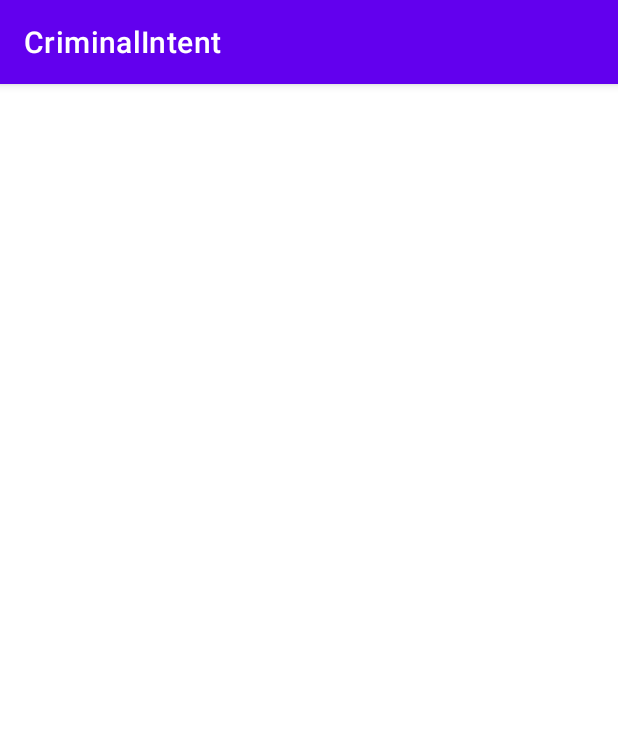
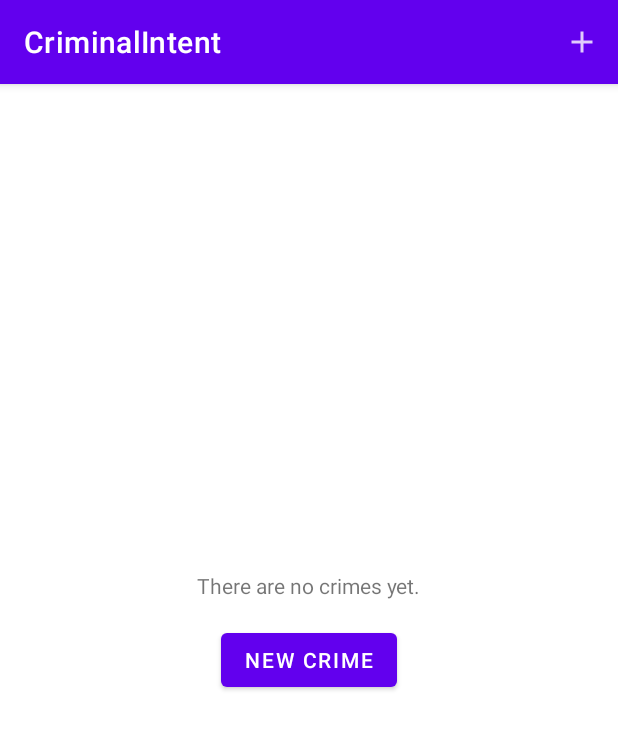
Before and after one commit to denesdavid/TheBigNerdRanchGuide-4thEdition-CriminalIntent, an Android app: the screen it shows after launch (MainActivity), on a phone screen of 412 x 824 dp. Shown: the top 729 px of the screen. Run offline under Robolectric (Android 15) with nearby library versions, the phone set to English and light mode, and no system bars; our stand-ins replace Room's generated code.

Commit message:
Finished Chapter 14 with the challenge.

```diff
--- a/app/src/main/java/com/bignerdranch/android/criminalintent/Crime.java
+++ b/app/src/main/java/com/bignerdranch/android/criminalintent/Crime.java
@@ -1,9 +1,6 @@
 package com.bignerdranch.android.criminalintent;
 
-import android.annotation.SuppressLint;
-
 import androidx.annotation.NonNull;
-import androidx.recyclerview.widget.DiffUtil;
 import androidx.room.Entity;
 import androidx.room.PrimaryKey;
 
--- a/app/src/main/java/com/bignerdranch/android/criminalintent/CrimeListFragment.java
+++ b/app/src/main/java/com/bignerdranch/android/criminalintent/CrimeListFragment.java
@@ -1,12 +1,14 @@
 package com.bignerdranch.android.criminalintent;
 
-import android.annotation.SuppressLint;
 import android.content.Context;
 import android.os.Bundle;
-import android.util.Log;
 import android.view.LayoutInflater;
+import android.view.Menu;
+import android.view.MenuInflater;
+import android.view.MenuItem;
 import android.view.View;
 import android.view.ViewGroup;
+import android.widget.Button;
 import android.widget.ImageView;
 import android.widget.TextView;
 
@@ -21,7 +23,6 @@ import androidx.recyclerview.widget.RecyclerView;
 
 import java.text.ParseException;
 import java.text.SimpleDateFormat;
-import java.util.ArrayList;
 import java.util.List;
 import java.util.Locale;
 import java.util.UUID;
@@ -33,11 +34,12 @@ public class CrimeListFragment extends Fragment {
     }
 
     private Callbacks callbacks;
-    private final String TAG = "CrimeListFragment";
     CrimeListViewModel crimeListViewModel;
     CrimeAdapter crimeAdapter;
 
     RecyclerView crimeRecyclerView;
+    TextView noCrimesTextView;
+    Button newCrimeButton;
 
     private CrimeListFragment () {
         crimeAdapter = new CrimeAdapter(crimeItemCallback);
@@ -59,6 +61,7 @@ public class CrimeListFragment extends Fragment {
     public void onCreate(@Nullable Bundle savedInstanceState) {
         super.onCreate(savedInstanceState);
         crimeListViewModel = new ViewModelProvider(this).get(CrimeListViewModel.class);
+        setHasOptionsMenu(true);
        // Log.d(TAG, "Total crimes: " + crimeListViewModel.crimes.size());
     }
 
@@ -88,7 +91,27 @@ public class CrimeListFragment extends Fragment {
             }
         };*/
         //updateUI();
-        crimeListViewModel.crimeListLiveData.observe(getViewLifecycleOwner(), list -> updateUI(list));
+        noCrimesTextView = view.findViewById(R.id.no_crimes_textview);
+        newCrimeButton = view.findViewById(R.id.new_crime_button);
+        crimeListViewModel.crimeListLiveData.observe(getViewLifecycleOwner(), this::updateUI);
+    }
+
+    @Override
+    public void onCreateOptionsMenu(@NonNull Menu menu, @NonNull MenuInflater inflater) {
+        super.onCreateOptionsMenu(menu, inflater);
+        inflater.inflate(R.menu.fragment_crime_list, menu);
+    }
+
+    @Override
+    public boolean onOptionsItemSelected(@NonNull MenuItem item) {
+        if (item.getItemId() == R.id.new_crime){
+            Crime crime = new Crime();
+            crimeListViewModel.addCrime(crime);
+            callbacks.onCrimeSelected(crime.id);
+            return  true;
+        } else {
+            return super.onOptionsItemSelected(item);
+        }
     }
 
     private void updateUI(List<Crime> crimes) {
@@ -97,6 +120,19 @@ public class CrimeListFragment extends Fragment {
             crimeAdapter = new CrimeAdapter(crimes);
         }
 */
+        if (crimes.size() > 0){
+            newCrimeButton.setVisibility(View.INVISIBLE);
+            noCrimesTextView.setVisibility(View.INVISIBLE);
+        } else {
+            newCrimeButton.setOnClickListener(v -> {
+                Crime crime = new Crime();
+                crimeListViewModel.addCrime(crime);
+                callbacks.onCrimeSelected(crime.id);
+            });
+            newCrimeButton.setVisibility(View.VISIBLE);
+            noCrimesTextView.setVisibility(View.VISIBLE);
+        }
+
         crimeAdapter.submitList(crimes);
         //crimeRecyclerView.setAdapter(crimeAdapter);
     }
--- a/app/src/main/java/com/bignerdranch/android/criminalintent/CrimeListViewModel.java
+++ b/app/src/main/java/com/bignerdranch/android/criminalintent/CrimeListViewModel.java
@@ -2,7 +2,7 @@ package com.bignerdranch.android.criminalintent;
 
 import androidx.lifecycle.LiveData;
 import androidx.lifecycle.ViewModel;
-import java.util.ArrayList;
+
 import java.util.List;
 
 public class CrimeListViewModel extends ViewModel {
@@ -14,4 +14,8 @@ public class CrimeListViewModel extends ViewModel {
         crimeRepository = CrimeRepository.getINSTANCE();
         crimeListLiveData = crimeRepository.getCrimes();
     }
+
+    public void addCrime(Crime crime){
+        crimeRepository.addCrime(crime);
+    }
 }
--- a/app/src/main/java/com/bignerdranch/android/criminalintent/DatePickerFragment.java
+++ b/app/src/main/java/com/bignerdranch/android/criminalintent/DatePickerFragment.java
@@ -2,18 +2,12 @@ package com.bignerdranch.android.criminalintent;
 
 import android.app.DatePickerDialog;
 import android.app.Dialog;
-import android.content.DialogInterface;
-import android.os.Build;
 import android.os.Bundle;
-import android.widget.DatePicker;
 
 import androidx.annotation.NonNull;
 import androidx.annotation.Nullable;
-import androidx.annotation.RequiresApi;
 import androidx.fragment.app.DialogFragment;
-import androidx.fragment.app.FragmentResultOwner;
 
-import java.time.Year;
 import java.util.Calendar;
 import java.util.Date;
 import java.util.GregorianCalendar;
--- a/app/src/main/java/com/bignerdranch/android/criminalintent/TimePickerFragment.java
+++ b/app/src/main/java/com/bignerdranch/android/criminalintent/TimePickerFragment.java
@@ -3,8 +3,6 @@ package com.bignerdranch.android.criminalintent;
 import android.app.Dialog;
 import android.app.TimePickerDialog;
 import android.os.Bundle;
-import android.text.format.Time;
-import android.widget.TimePicker;
 
 import androidx.annotation.NonNull;
 import androidx.annotation.Nullable;
--- /dev/null
+++ b/app/src/main/res/drawable-anydpi/ic_menu_add.xml
@@ -0,0 +1,11 @@
+<vector xmlns:android="http://schemas.android.com/apk/res/android"
+    android:width="24dp"
+    android:height="24dp"
+    android:viewportWidth="24"
+    android:viewportHeight="24"
+    android:tint="#FFFFFF"
+    android:alpha="0.8">
+  <path
+      android:fillColor="@android:color/white"
+      android:pathData="M19,13h-6v6h-2v-6H5v-2h6V5h2v6h6v2z"/>
+</vector>
--- a/app/src/main/res/layout/fragment_crime_list.xml
+++ b/app/src/main/res/layout/fragment_crime_list.xml
@@ -1,6 +1,37 @@
 <?xml version="1.0" encoding="utf-8"?>
-<androidx.recyclerview.widget.RecyclerView
-    xmlns:android="http://schemas.android.com/apk/res/android"
-    android:id="@+id/crime_recycler_view"
+<androidx.constraintlayout.widget.ConstraintLayout xmlns:android="http://schemas.android.com/apk/res/android"
+    xmlns:app="http://schemas.android.com/apk/res-auto"
+    xmlns:tools="http://schemas.android.com/tools"
     android:layout_width="match_parent"
-    android:layout_height="match_parent"/>
+    android:layout_height="match_parent">
+
+    <androidx.recyclerview.widget.RecyclerView
+        android:id="@+id/crime_recycler_view"
+        android:layout_width="match_parent"
+        android:layout_height="match_parent"
+        tools:layout_editor_absoluteX="0dp"
+        tools:layout_editor_absoluteY="16dp" />
+
+    <TextView
+        android:id="@+id/no_crimes_textview"
+        android:layout_width="wrap_content"
+        android:layout_height="wrap_content"
+        android:text="@string/no_crimes"
+        android:layout_marginTop="-100dp"
+        app:layout_constraintBottom_toBottomOf="parent"
+        app:layout_constraintEnd_toEndOf="parent"
+        app:layout_constraintStart_toStartOf="@+id/crime_recycler_view"
+        app:layout_constraintTop_toTopOf="parent" />
+
+    <Button
+        android:id="@+id/new_crime_button"
+        android:layout_width="wrap_content"
+        android:layout_height="wrap_content"
+        android:text="@string/new_crime"
+        android:visibility="invisible"
+        app:layout_constraintBottom_toBottomOf="parent"
+        app:layout_constraintEnd_toEndOf="parent"
+        app:layout_constraintStart_toStartOf="@+id/crime_recycler_view"
+        app:layout_constraintTop_toTopOf="@+id/crime_recycler_view" />
+
+</androidx.constraintlayout.widget.ConstraintLayout>
--- /dev/null
+++ b/app/src/main/res/menu/fragment_crime_list.xml
@@ -0,0 +1,9 @@
+<?xml version="1.0" encoding="utf-8"?>
+<menu xmlns:android="http://schemas.android.com/apk/res/android"
+    xmlns:app="http://schemas.android.com/apk/res-auto">
+    <item
+        android:id="@+id/new_crime"
+        android:icon="@drawable/ic_menu_add"
+        android:title="@string/new_crime"
+        app:showAsAction="ifRoom|withText"/>
+</menu>
--- a/app/src/main/res/values/strings.xml
+++ b/app/src/main/res/values/strings.xml
@@ -4,4 +4,6 @@
     <string name="crime_title_label">Title</string>
     <string name="crime_details_label">Details</string>
     <string name="crime_solved_label">Solved</string>
+    <string name="new_crime">New Crime</string>
+    <string name="no_crimes">There are no crimes yet.</string>
 </resources>
```
Also changed, not shown: app/build.gradle (+4 -4 lines), app/src/main/java/com/bignerdranch/android/criminalintent/CrimeFragment.java (+0 -8 lines), app/src/main/java/com/bignerdranch/android/criminalintent/CrimeRepository.java (+2 -6 lines), app/src/main/res/drawable-hdpi/ic_menu_add.png (added), app/src/main/res/drawable-mdpi/ic_menu_add.png (added), app/src/main/res/drawable-xhdpi/ic_menu_add.png (added), app/src/main/res/drawable-xxhdpi/ic_menu_add.png (added).
